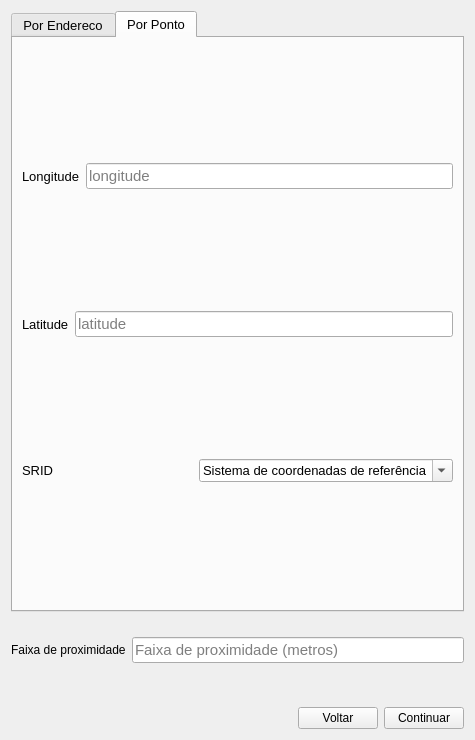
First picture: the form in screens/overlay_address.ui, repository spuhub/prisma, before the edit.
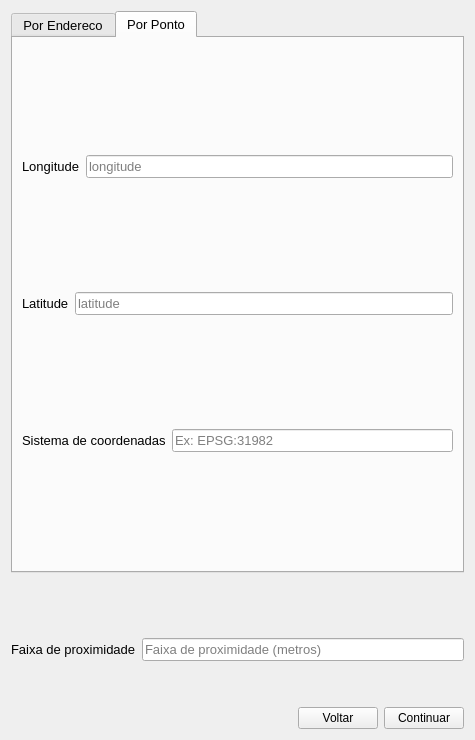
Second picture: the form after the edit. The open tabs and pages were chosen to show the change.

```diff
--- a/screens/overlay_address.ui
+++ b/screens/overlay_address.ui
@@ -249,7 +249,7 @@
           <widget class="QLineEdit" name="txt_lon">
            <property name="font">
             <font>
-             <pointsize>11</pointsize>
+             <pointsize>10</pointsize>
             </font>
            </property>
            <property name="accessibleName">
@@ -290,7 +290,7 @@
           <widget class="QLineEdit" name="txt_lat">
            <property name="font">
             <font>
-             <pointsize>11</pointsize>
+             <pointsize>10</pointsize>
             </font>
            </property>
            <property name="accessibleName">
@@ -321,28 +321,25 @@
        <item>
         <layout class="QHBoxLayout" name="horizontalLayout_11">
          <item>
-          <widget class="QLabel" name="label_10">
+          <widget class="QLabel" name="label_11">
+           <property name="font">
+            <font>
+             <pointsize>10</pointsize>
+            </font>
+           </property>
            <property name="text">
-            <string>SRID</string>
+            <string>Sistema de coordenadas</string>
            </property>
           </widget>
          </item>
          <item>
-          <widget class="QComboBox" name="refSysCombo">
-           <property name="editable">
-            <bool>true</bool>
-           </property>
-           <property name="currentText">
-            <string>Sistema de coordenadas de referência</string>
-           </property>
-           <property name="placeholderText">
+          <widget class="QLineEdit" name="txt_epsg">
+           <property name="text">
             <string/>
            </property>
-           <item>
-            <property name="text">
-             <string>Sistema de coordenadas de referência</string>
-            </property>
-           </item>
+           <property name="placeholderText">
+            <string>Ex: EPSG:31982</string>
+           </property>
           </widget>
          </item>
         </layout>
@@ -351,6 +348,32 @@
      </widget>
     </widget>
    </item>
+   <item>
+    <spacer name="horizontalSpacer_3">
+     <property name="orientation">
+      <enum>Qt::Horizontal</enum>
+     </property>
+     <property name="sizeHint" stdset="0">
+      <size>
+       <width>40</width>
+       <height>20</height>
+      </size>
+     </property>
+    </spacer>
+   </item>
+   <item>
+    <spacer name="horizontalSpacer">
+     <property name="orientation">
+      <enum>Qt::Horizontal</enum>
+     </property>
+     <property name="sizeHint" stdset="0">
+      <size>
+       <width>40</width>
+       <height>20</height>
+      </size>
+     </property>
+    </spacer>
+   </item>
    <item>
     <spacer name="horizontalSpacer_16">
      <property name="orientation">
@@ -368,6 +391,11 @@
     <layout class="QHBoxLayout" name="horizontalLayout_8">
      <item>
       <widget class="QLabel" name="label_7">
+       <property name="font">
+        <font>
+         <pointsize>10</pointsize>
+        </font>
+       </property>
        <property name="text">
         <string>Faixa de proximidade</string>
        </property>
@@ -377,7 +405,7 @@
       <widget class="QLineEdit" name="txt_raio">
        <property name="font">
         <font>
-         <pointsize>11</pointsize>
+         <pointsize>10</pointsize>
         </font>
        </property>
        <property name="accessibleName">
@@ -412,8 +440,8 @@
      </property>
      <property name="sizeHint" stdset="0">
       <size>
-       <width>385</width>
-       <height>18</height>
+       <width>40</width>
+       <height>20</height>
       </size>
      </property>
     </spacer>
```
Left out of the diff: 19 changed lines with no effect on the pictures.
